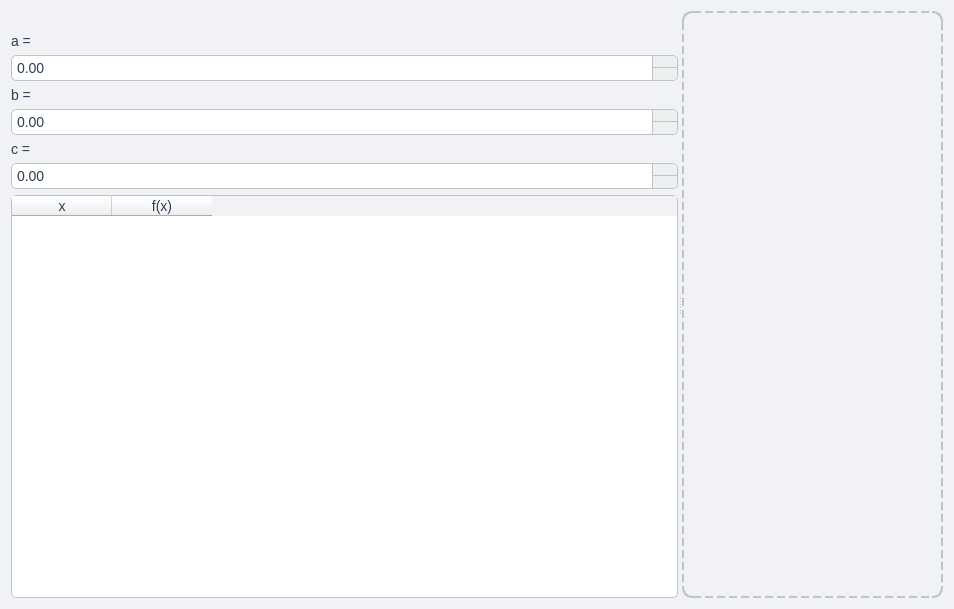
Liquve/graphing-client, file ClientApp/taskform.ui: the form before one commit.
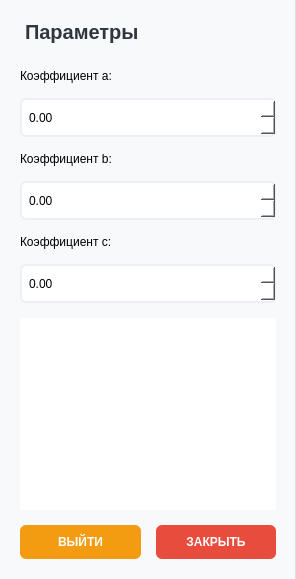
The form after the commit. Icons and pictures are not drawn.

```diff
--- a/ClientApp/taskform.ui
+++ b/ClientApp/taskform.ui
@@ -2,945 +2,139 @@
 <ui version="4.0">
  <class>Taskform</class>
  <widget class="QWidget" name="Taskform">
-  <property name="geometry">
-   <rect>
-    <x>0</x>
-    <y>0</y>
-    <width>954</width>
-    <height>609</height>
-   </rect>
-  </property>
-  <property name="windowTitle">
-   <string>Form</string>
-  </property>
   <property name="styleSheet">
-   <string notr="true">/* 1. Общий фон окна и цвет текста (чтобы буквы не пропадали) */
-QWidget {
-    background-color: #f0f2f5; 
-    color: #2c3e50; 
-    font-family: &quot;Segoe UI&quot;, Arial, sans-serif;
-    font-size: 14px;
-}
-
-/* 2. Красивые поля ввода цифр */
-QDoubleSpinBox {
-    background-color: white;
-    border: 1px solid #bdc3c7;
-    border-radius: 5px;
-    padding: 3px;
-}
-QDoubleSpinBox:hover { border: 1px solid #3498db; }
-
-/* 3. КНОПКИ ВВЕРХ/ВНИЗ НА ПОЛЯХ ВВОДА */
-QDoubleSpinBox::up-button, QDoubleSpinBox::down-button {
-    background-color: #ecf0f1; 
-    border-left: 1px solid #bdc3c7; 
-    width: 24px; 
-}
-QDoubleSpinBox::up-button {
-    border-top-right-radius: 4px;
-    border-bottom: 1px solid #bdc3c7; 
-}
-QDoubleSpinBox::down-button {
-    border-bottom-right-radius: 4px;
-}
-QDoubleSpinBox::up-button:hover, QDoubleSpinBox::down-button:hover {
-    background-color: #d5d8dc;
-}
-
-/* 4. Красивая таблица */
-QTableWidget {
-    background-color: white;
-    border: 1px solid #bdc3c7;
-    border-radius: 5px;
-    gridline-color: #ecf0f1; 
-}
-
-/* 5. Белый холст для графика (с пунктирной рамкой) */
-QWidget#plotWidget {
-    background-color: transparent;
-    border: 2px dashed #bdc3c7; 
-    border-radius: 10px;
-}</string>
+   <string notr="true">
+    QWidget { background-color: white; font-family: 'Segoe UI', sans-serif; }
+    QFrame#sidebar { background-color: #f8f9fa; border-right: 1px solid #dcdde1; min-width: 280px; max-width: 320px; }
+    QLabel#label_title { font-size: 20px; font-weight: bold; color: #2f3640; margin-bottom: 10px; background: transparent; }
+    QDoubleSpinBox { border: 2px solid #edeff2; border-radius: 6px; padding: 5px; background: white; min-height: 25px; }
+    QTableWidget { border: none; gridline-color: #f1f2f6; background: white; }
+    QHeaderView::section { background-color: #4a90e2; color: white; border: none; padding: 5px; font-weight: bold; }
+    QPushButton#btn_logout { background-color: #f39c12; color: white; border-radius: 6px; padding: 10px; font-weight: bold; }
+    QPushButton#btn_exit { background-color: #e74c3c; color: white; border-radius: 6px; padding: 10px; font-weight: bold; }
+    QPushButton:hover { opacity: 0.8; }
+    QLabel { background: transparent; }
+   </string>
   </property>
-  <layout class="QGridLayout" name="gridLayout">
-   <item row="0" column="0">
-    <widget class="QSplitter" name="splitter">
-     <property name="orientation">
-      <enum>Qt::Orientation::Horizontal</enum>
-     </property>
-     <widget class="QWidget" name="">
-      <layout class="QVBoxLayout" name="verticalLayout">
-       <item>
-        <widget class="QLabel" name="label_formula">
-         <property name="text">
-          <string/>
-         </property>
-         <property name="pixmap">
-          <pixmap resource="res.qrc">:/img/2026-04-09 20.01.09.jpg</pixmap>
-         </property>
-         <property name="scaledContents">
-          <bool>true</bool>
-         </property>
-        </widget>
-       </item>
-       <item>
-        <widget class="QLabel" name="label_2">
-         <property name="palette">
-          <palette>
-           <active>
-            <colorrole role="WindowText">
-             <brush brushstyle="SolidPattern">
-              <color alpha="255">
-               <red>44</red>
-               <green>62</green>
-               <blue>80</blue>
-              </color>
-             </brush>
-            </colorrole>
-            <colorrole role="Button">
-             <brush brushstyle="SolidPattern">
-              <color alpha="255">
-               <red>240</red>
-               <green>242</green>
-               <blue>245</blue>
-              </color>
-             </brush>
-            </colorrole>
-            <colorrole role="Text">
-             <brush brushstyle="SolidPattern">
-              <color alpha="255">
-               <red>44</red>
-               <green>62</green>
-               <blue>80</blue>
-              </color>
-             </brush>
-            </colorrole>
-            <colorrole role="ButtonText">
-             <brush brushstyle="SolidPattern">
-              <color alpha="255">
-               <red>44</red>
-               <green>62</green>
-               <blue>80</blue>
-              </color>
-             </brush>
-            </colorrole>
-            <colorrole role="Base">
-             <brush brushstyle="SolidPattern">
-              <color alpha="255">
-               <red>240</red>
-               <green>242</green>
-               <blue>245</blue>
-              </color>
-             </brush>
-            </colorrole>
-            <colorrole role="Window">
-             <brush brushstyle="SolidPattern">
-              <color alpha="255">
-               <red>240</red>
-               <green>242</green>
-               <blue>245</blue>
-              </color>
-             </brush>
-            </colorrole>
-            <colorrole role="PlaceholderText">
-             <brush brushstyle="SolidPattern">
-              <color alpha="128">
-               <red>44</red>
-               <green>62</green>
-               <blue>80</blue>
-              </color>
-             </brush>
-            </colorrole>
-           </active>
-           <inactive>
-            <colorrole role="WindowText">
-             <brush brushstyle="SolidPattern">
-              <color alpha="255">
-               <red>44</red>
-               <green>62</green>
-               <blue>80</blue>
-              </color>
-             </brush>
-            </colorrole>
-            <colorrole role="Button">
-             <brush brushstyle="SolidPattern">
-              <color alpha="255">
-               <red>240</red>
-               <green>242</green>
-               <blue>245</blue>
-              </color>
-             </brush>
-            </colorrole>
-            <colorrole role="Text">
-             <brush brushstyle="SolidPattern">
-              <color alpha="255">
-               <red>44</red>
-               <green>62</green>
-               <blue>80</blue>
-              </color>
-             </brush>
-            </colorrole>
-            <colorrole role="ButtonText">
-             <brush brushstyle="SolidPattern">
-              <color alpha="255">
-               <red>44</red>
-               <green>62</green>
-               <blue>80</blue>
-              </color>
-             </brush>
-            </colorrole>
-            <colorrole role="Base">
-             <brush brushstyle="SolidPattern">
-              <color alpha="255">
-               <red>240</red>
-               <green>242</green>
-               <blue>245</blue>
-              </color>
-             </brush>
-            </colorrole>
-            <colorrole role="Window">
-             <brush brushstyle="SolidPattern">
-              <color alpha="255">
-               <red>240</red>
-               <green>242</green>
-               <blue>245</blue>
-              </color>
-             </brush>
-            </colorrole>
-            <colorrole role="PlaceholderText">
-             <brush brushstyle="SolidPattern">
-              <color alpha="128">
-               <red>44</red>
-               <green>62</green>
-               <blue>80</blue>
-              </color>
-             </brush>
-            </colorrole>
-           </inactive>
-           <disabled>
-            <colorrole role="WindowText">
-             <brush brushstyle="SolidPattern">
-              <color alpha="255">
-               <red>44</red>
-               <green>62</green>
-               <blue>80</blue>
-              </color>
-             </brush>
-            </colorrole>
-            <colorrole role="Button">
-             <brush brushstyle="SolidPattern">
-              <color alpha="255">
-               <red>240</red>
-               <green>242</green>
-               <blue>245</blue>
-              </color>
-             </brush>
-            </colorrole>
-            <colorrole role="Text">
-             <brush brushstyle="SolidPattern">
-              <color alpha="255">
-               <red>44</red>
-               <green>62</green>
-               <blue>80</blue>
-              </color>
-             </brush>
-            </colorrole>
-            <colorrole role="ButtonText">
-             <brush brushstyle="SolidPattern">
-              <color alpha="255">
-               <red>44</red>
-               <green>62</green>
-               <blue>80</blue>
-              </color>
-             </brush>
-            </colorrole>
-            <colorrole role="Base">
-             <brush brushstyle="SolidPattern">
-              <color alpha="255">
-               <red>240</red>
-               <green>242</green>
-               <blue>245</blue>
-              </color>
-             </brush>
-            </colorrole>
-            <colorrole role="Window">
-             <brush brushstyle="SolidPattern">
-              <color alpha="255">
-               <red>240</red>
-               <green>242</green>
-               <blue>245</blue>
-              </color>
-             </brush>
-            </colorrole>
-            <colorrole role="PlaceholderText">
-             <brush brushstyle="SolidPattern">
-              <color alpha="128">
-               <red>44</red>
-               <green>62</green>
-               <blue>80</blue>
-              </color>
-             </brush>
-            </colorrole>
-           </disabled>
-          </palette>
-         </property>
-         <property name="text">
-          <string>a =</string>
-         </property>
-        </widget>
-       </item>
-       <item>
-        <widget class="QDoubleSpinBox" name="spinBox_a">
-         <property name="minimum">
-          <double>-100.000000000000000</double>
-         </property>
-        </widget>
-       </item>
-       <item>
-        <widget class="QLabel" name="label_3">
-         <property name="palette">
-          <palette>
-           <active>
-            <colorrole role="WindowText">
-             <brush brushstyle="SolidPattern">
-              <color alpha="255">
-               <red>44</red>
-               <green>62</green>
-               <blue>80</blue>
-              </color>
-             </brush>
-            </colorrole>
-            <colorrole role="Button">
-             <brush brushstyle="SolidPattern">
-              <color alpha="255">
-               <red>240</red>
-               <green>242</green>
-               <blue>245</blue>
-              </color>
-             </brush>
-            </colorrole>
-            <colorrole role="Text">
-             <brush brushstyle="SolidPattern">
-              <color alpha="255">
-               <red>44</red>
-               <green>62</green>
-               <blue>80</blue>
-              </color>
-             </brush>
-            </colorrole>
-            <colorrole role="ButtonText">
-             <brush brushstyle="SolidPattern">
-              <color alpha="255">
-               <red>44</red>
-               <green>62</green>
-               <blue>80</blue>
-              </color>
-             </brush>
-            </colorrole>
-            <colorrole role="Base">
-             <brush brushstyle="SolidPattern">
-              <color alpha="255">
-               <red>240</red>
-               <green>242</green>
-               <blue>245</blue>
-              </color>
-             </brush>
-            </colorrole>
-            <colorrole role="Window">
-             <brush brushstyle="SolidPattern">
-              <color alpha="255">
-               <red>240</red>
-               <green>242</green>
-               <blue>245</blue>
-              </color>
-             </brush>
-            </colorrole>
-            <colorrole role="PlaceholderText">
-             <brush brushstyle="SolidPattern">
-              <color alpha="128">
-               <red>44</red>
-               <green>62</green>
-               <blue>80</blue>
-              </color>
-             </brush>
-            </colorrole>
-           </active>
-           <inactive>
-            <colorrole role="WindowText">
-             <brush brushstyle="SolidPattern">
-              <color alpha="255">
-               <red>44</red>
-               <green>62</green>
-               <blue>80</blue>
-              </color>
-             </brush>
-            </colorrole>
-            <colorrole role="Button">
-             <brush brushstyle="SolidPattern">
-              <color alpha="255">
-               <red>240</red>
-               <green>242</green>
-               <blue>245</blue>
-              </color>
-             </brush>
-            </colorrole>
-            <colorrole role="Text">
-             <brush brushstyle="SolidPattern">
-              <color alpha="255">
-               <red>44</red>
-               <green>62</green>
-               <blue>80</blue>
-              </color>
-             </brush>
-            </colorrole>
-            <colorrole role="ButtonText">
-             <brush brushstyle="SolidPattern">
-              <color alpha="255">
-               <red>44</red>
-               <green>62</green>
-               <blue>80</blue>
-              </color>
-             </brush>
-            </colorrole>
-            <colorrole role="Base">
-             <brush brushstyle="SolidPattern">
-              <color alpha="255">
-               <red>240</red>
-               <green>242</green>
-               <blue>245</blue>
-              </color>
-             </brush>
-            </colorrole>
-            <colorrole role="Window">
-             <brush brushstyle="SolidPattern">
-              <color alpha="255">
-               <red>240</red>
-               <green>242</green>
-               <blue>245</blue>
-              </color>
-             </brush>
-            </colorrole>
-            <colorrole role="PlaceholderText">
-             <brush brushstyle="SolidPattern">
-              <color alpha="128">
-               <red>44</red>
-               <green>62</green>
-               <blue>80</blue>
-              </color>
-             </brush>
-            </colorrole>
-           </inactive>
-           <disabled>
-            <colorrole role="WindowText">
-             <brush brushstyle="SolidPattern">
-              <color alpha="255">
-               <red>44</red>
-               <green>62</green>
-               <blue>80</blue>
-              </color>
-             </brush>
-            </colorrole>
-            <colorrole role="Button">
-             <brush brushstyle="SolidPattern">
-              <color alpha="255">
-               <red>240</red>
-               <green>242</green>
-               <blue>245</blue>
-              </color>
-             </brush>
-            </colorrole>
-            <colorrole role="Text">
-             <brush brushstyle="SolidPattern">
-              <color alpha="255">
-               <red>44</red>
-               <green>62</green>
-               <blue>80</blue>
-              </color>
-             </brush>
-            </colorrole>
-            <colorrole role="ButtonText">
-             <brush brushstyle="SolidPattern">
-              <color alpha="255">
-               <red>44</red>
-               <green>62</green>
-               <blue>80</blue>
-              </color>
-             </brush>
-            </colorrole>
-            <colorrole role="Base">
-             <brush brushstyle="SolidPattern">
-              <color alpha="255">
-               <red>240</red>
-               <green>242</green>
-               <blue>245</blue>
-              </color>
-             </brush>
-            </colorrole>
-            <colorrole role="Window">
-             <brush brushstyle="SolidPattern">
-              <color alpha="255">
-               <red>240</red>
-               <green>242</green>
-               <blue>245</blue>
-              </color>
-             </brush>
-            </colorrole>
-            <colorrole role="PlaceholderText">
-             <brush brushstyle="SolidPattern">
-              <color alpha="128">
-               <red>44</red>
-               <green>62</green>
-               <blue>80</blue>
-              </color>
-             </brush>
-            </colorrole>
-           </disabled>
-          </palette>
-         </property>
-         <property name="text">
-          <string>b =</string>
-         </property>
-        </widget>
-       </item>
-       <item>
-        <widget class="QDoubleSpinBox" name="spinBox_b">
-         <property name="minimum">
-          <double>-100.000000000000000</double>
-         </property>
-        </widget>
-       </item>
-       <item>
-        <widget class="QLabel" name="label_4">
-         <property name="palette">
-          <palette>
-           <active>
-            <colorrole role="WindowText">
-             <brush brushstyle="SolidPattern">
-              <color alpha="255">
-               <red>44</red>
-               <green>62</green>
-               <blue>80</blue>
-              </color>
-             </brush>
-            </colorrole>
-            <colorrole role="Button">
-             <brush brushstyle="SolidPattern">
-              <color alpha="255">
-               <red>240</red>
-               <green>242</green>
-               <blue>245</blue>
-              </color>
-             </brush>
-            </colorrole>
-            <colorrole role="Text">
-             <brush brushstyle="SolidPattern">
-              <color alpha="255">
-               <red>44</red>
-               <green>62</green>
-               <blue>80</blue>
-              </color>
-             </brush>
-            </colorrole>
-            <colorrole role="ButtonText">
-             <brush brushstyle="SolidPattern">
-              <color alpha="255">
-               <red>44</red>
-               <green>62</green>
-               <blue>80</blue>
-              </color>
-             </brush>
-            </colorrole>
-            <colorrole role="Base">
-             <brush brushstyle="SolidPattern">
-              <color alpha="255">
-               <red>240</red>
-               <green>242</green>
-               <blue>245</blue>
-              </color>
-             </brush>
-            </colorrole>
-            <colorrole role="Window">
-             <brush brushstyle="SolidPattern">
-              <color alpha="255">
-               <red>240</red>
-               <green>242</green>
-               <blue>245</blue>
-              </color>
-             </brush>
-            </colorrole>
-            <colorrole role="PlaceholderText">
-             <brush brushstyle="SolidPattern">
-              <color alpha="128">
-               <red>44</red>
-               <green>62</green>
-               <blue>80</blue>
-              </color>
-             </brush>
-            </colorrole>
-           </active>
-           <inactive>
-            <colorrole role="WindowText">
-             <brush brushstyle="SolidPattern">
-              <color alpha="255">
-               <red>44</red>
-               <green>62</green>
-               <blue>80</blue>
-              </color>
-             </brush>
-            </colorrole>
-            <colorrole role="Button">
-             <brush brushstyle="SolidPattern">
-              <color alpha="255">
-               <red>240</red>
-               <green>242</green>
-               <blue>245</blue>
-              </color>
-             </brush>
-            </colorrole>
-            <colorrole role="Text">
-             <brush brushstyle="SolidPattern">
-              <color alpha="255">
-               <red>44</red>
-               <green>62</green>
-               <blue>80</blue>
-              </color>
-             </brush>
-            </colorrole>
-            <colorrole role="ButtonText">
-             <brush brushstyle="SolidPattern">
-              <color alpha="255">
-               <red>44</red>
-               <green>62</green>
-               <blue>80</blue>
-              </color>
-             </brush>
-            </colorrole>
-            <colorrole role="Base">
-             <brush brushstyle="SolidPattern">
-              <color alpha="255">
-               <red>240</red>
-               <green>242</green>
-               <blue>245</blue>
-              </color>
-             </brush>
-            </colorrole>
-            <colorrole role="Window">
-             <brush brushstyle="SolidPattern">
-              <color alpha="255">
-               <red>240</red>
-               <green>242</green>
-               <blue>245</blue>
-              </color>
-             </brush>
-            </colorrole>
-            <colorrole role="PlaceholderText">
-             <brush brushstyle="SolidPattern">
-              <color alpha="128">
-               <red>44</red>
-               <green>62</green>
-               <blue>80</blue>
-              </color>
-             </brush>
-            </colorrole>
-           </inactive>
-           <disabled>
-            <colorrole role="WindowText">
-             <brush brushstyle="SolidPattern">
-              <color alpha="255">
-               <red>44</red>
-               <green>62</green>
-               <blue>80</blue>
-              </color>
-             </brush>
-            </colorrole>
-            <colorrole role="Button">
-             <brush brushstyle="SolidPattern">
-              <color alpha="255">
-               <red>240</red>
-               <green>242</green>
-               <blue>245</blue>
-              </color>
-             </brush>
-            </colorrole>
-            <colorrole role="Text">
-             <brush brushstyle="SolidPattern">
-              <color alpha="255">
-               <red>44</red>
-               <green>62</green>
-               <blue>80</blue>
-              </color>
-             </brush>
-            </colorrole>
-            <colorrole role="ButtonText">
-             <brush brushstyle="SolidPattern">
-              <color alpha="255">
-               <red>44</red>
-               <green>62</green>
-               <blue>80</blue>
-              </color>
-             </brush>
-            </colorrole>
-            <colorrole role="Base">
-             <brush brushstyle="SolidPattern">
-              <color alpha="255">
-               <red>240</red>
-               <green>242</green>
-               <blue>245</blue>
-              </color>
-             </brush>
-            </colorrole>
-            <colorrole role="Window">
-             <brush brushstyle="SolidPattern">
-              <color alpha="255">
-               <red>240</red>
-               <green>242</green>
-               <blue>245</blue>
-              </color>
-             </brush>
-            </colorrole>
-            <colorrole role="PlaceholderText">
-             <brush brushstyle="SolidPattern">
-              <color alpha="128">
-               <red>44</red>
-               <green>62</green>
-               <blue>80</blue>
-              </color>
-             </brush>
-            </colorrole>
-           </disabled>
-          </palette>
-         </property>
-         <property name="text">
-          <string>c =</string>
-         </property>
-        </widget>
-       </item>
-       <item>
-        <widget class="QDoubleSpinBox" name="spinBox_c">
-         <property name="minimum">
-          <double>-100.000000000000000</double>
-         </property>
-        </widget>
-       </item>
-       <item>
-        <widget class="QTableWidget" name="tableWidget">
-         <property name="palette">
-          <palette>
-           <active>
-            <colorrole role="WindowText">
-             <brush brushstyle="SolidPattern">
-              <color alpha="255">
-               <red>44</red>
-               <green>62</green>
-               <blue>80</blue>
-              </color>
-             </brush>
-            </colorrole>
-            <colorrole role="Button">
-             <brush brushstyle="SolidPattern">
-              <color alpha="255">
-               <red>255</red>
-               <green>255</green>
-               <blue>255</blue>
-              </color>
-             </brush>
-            </colorrole>
-            <colorrole role="Text">
-             <brush brushstyle="SolidPattern">
-              <color alpha="255">
-               <red>44</red>
-               <green>62</green>
-               <blue>80</blue>
-              </color>
-             </brush>
-            </colorrole>
-            <colorrole role="ButtonText">
-             <brush brushstyle="SolidPattern">
-              <color alpha="255">
-               <red>44</red>
-               <green>62</green>
-               <blue>80</blue>
-              </color>
-             </brush>
-            </colorrole>
-            <colorrole role="Base">
-             <brush brushstyle="SolidPattern">
-              <color alpha="255">
-               <red>255</red>
-               <green>255</green>
-               <blue>255</blue>
-              </color>
-             </brush>
-            </colorrole>
-            <colorrole role="Window">
-             <brush brushstyle="SolidPattern">
-              <color alpha="255">
-               <red>255</red>
-               <green>255</green>
-               <blue>255</blue>
-              </color>
-             </brush>
-            </colorrole>
-            <colorrole role="PlaceholderText">
-             <brush brushstyle="SolidPattern">
-              <color alpha="128">
-               <red>44</red>
-               <green>62</green>
-               <blue>80</blue>
-              </color>
-             </brush>
-            </colorrole>
-           </active>
-           <inactive>
-            <colorrole role="WindowText">
-             <brush brushstyle="SolidPattern">
-              <color alpha="255">
-               <red>44</red>
-               <green>62</green>
-               <blue>80</blue>
-              </color>
-             </brush>
-            </colorrole>
-            <colorrole role="Button">
-             <brush brushstyle="SolidPattern">
-              <color alpha="255">
-               <red>255</red>
-               <green>255</green>
-               <blue>255</blue>
-              </color>
-             </brush>
-            </colorrole>
-            <colorrole role="Text">
-             <brush brushstyle="SolidPattern">
-              <color alpha="255">
-               <red>44</red>
-               <green>62</green>
-               <blue>80</blue>
-              </color>
-             </brush>
-            </colorrole>
-            <colorrole role="ButtonText">
-             <brush brushstyle="SolidPattern">
-              <color alpha="255">
-               <red>44</red>
-               <green>62</green>
-               <blue>80</blue>
-              </color>
-             </brush>
-            </colorrole>
-            <colorrole role="Base">
-             <brush brushstyle="SolidPattern">
-              <color alpha="255">
-               <red>255</red>
-               <green>255</green>
-               <blue>255</blue>
-              </color>
-             </brush>
-            </colorrole>
-            <colorrole role="Window">
-             <brush brushstyle="SolidPattern">
-              <color alpha="255">
-               <red>255</red>
-               <green>255</green>
-               <blue>255</blue>
-              </color>
-             </brush>
-            </colorrole>
-            <colorrole role="PlaceholderText">
-             <brush brushstyle="SolidPattern">
-              <color alpha="128">
-               <red>44</red>
-               <green>62</green>
-               <blue>80</blue>
-              </color>
-             </brush>
-            </colorrole>
-           </inactive>
-           <disabled>
-            <colorrole role="WindowText">
-             <brush brushstyle="SolidPattern">
-              <color alpha="255">
-               <red>44</red>
-               <green>62</green>
-               <blue>80</blue>
-              </color>
-             </brush>
-            </colorrole>
-            <colorrole role="Button">
-             <brush brushstyle="SolidPattern">
-              <color alpha="255">
-               <red>255</red>
-               <green>255</green>
-               <blue>255</blue>
-              </color>
-             </brush>
-            </colorrole>
-            <colorrole role="Text">
-             <brush brushstyle="SolidPattern">
-              <color alpha="255">
-               <red>44</red>
-               <green>62</green>
-               <blue>80</blue>
-              </color>
-             </brush>
-            </colorrole>
-            <colorrole role="ButtonText">
-             <brush brushstyle="SolidPattern">
-              <color alpha="255">
-               <red>44</red>
-               <green>62</green>
-               <blue>80</blue>
-              </color>
-             </brush>
-            </colorrole>
-            <colorrole role="Base">
-             <brush brushstyle="SolidPattern">
-              <color alpha="255">
-               <red>255</red>
-               <green>255</green>
-               <blue>255</blue>
-              </color>
-             </brush>
-            </colorrole>
-            <colorrole role="Window">
-             <brush brushstyle="SolidPattern">
-              <color alpha="255">
-               <red>255</red>
-               <green>255</green>
-               <blue>255</blue>
-              </color>
-             </brush>
-            </colorrole>
-            <colorrole role="PlaceholderText">
-             <brush brushstyle="SolidPattern">
-              <color alpha="128">
-               <red>44</red>
-               <green>62</green>
-               <blue>80</blue>
-              </color>
-             </brush>
-            </colorrole>
-           </disabled>
-          </palette>
-         </property>
-         <column>
+  <layout class="QHBoxLayout" name="mainLayout">
+   <property name="spacing">
+    <number>0</number>
+   </property>
+   <property name="leftMargin">
+    <number>0</number>
+   </property>
+   <property name="topMargin">
+    <number>0</number>
+   </property>
+   <property name="rightMargin">
+    <number>0</number>
+   </property>
+   <property name="bottomMargin">
+    <number>0</number>
+   </property>
+   <item>
+    <widget class="QFrame" name="sidebar">
+     <layout class="QVBoxLayout" name="sideVBox">
+      <property name="spacing">
+       <number>15</number>
+      </property>
+      <property name="leftMargin">
+       <number>20</number>
+      </property>
+      <property name="topMargin">
+       <number>20</number>
+      </property>
+      <property name="rightMargin">
+       <number>20</number>
+      </property>
+      <property name="bottomMargin">
+       <number>20</number>
+      </property>
+      <item>
+       <widget class="QLabel" name="label_title">
+        <property name="text">
+         <string>Параметры</string>
+        </property>
+       </widget>
+      </item>
+      <item>
+       <widget class="QLabel" name="la">
+        <property name="text">
+         <string>Коэффициент a:</string>
+        </property>
+       </widget>
+      </item>
+      <item>
+       <widget class="QDoubleSpinBox" name="spinBox_a">
+        <property name="minimum">
+         <double>-100.0</double>
+        </property>
+        <property name="maximum">
+         <double>100.0</double>
+        </property>
+       </widget>
+      </item>
+      <item>
+       <widget class="QLabel" name="lb">
+        <property name="text">
+         <string>Коэффициент b:</string>
+        </property>
+       </widget>
+      </item>
+      <item>
+       <widget class="QDoubleSpinBox" name="spinBox_b">
+        <property name="minimum">
+         <double>-100.0</double>
+        </property>
+        <property name="maximum">
+         <double>100.0</double>
+        </property>
+       </widget>
+      </item>
+      <item>
+       <widget class="QLabel" name="lc">
+        <property name="text">
+         <string>Коэффициент c:</string>
+        </property>
+       </widget>
+      </item>
+      <item>
+       <widget class="QDoubleSpinBox" name="spinBox_c">
+        <property name="minimum">
+         <double>-100.0</double>
+        </property>
+        <property name="maximum">
+         <double>100.0</double>
+        </property>
+       </widget>
+      </item>
+      <item>
+       <widget class="QTableWidget" name="tableWidget"/>
+      </item>
+      <item>
+       <layout class="QHBoxLayout" name="buttonBox">
+        <item>
+         <widget class="QPushButton" name="btn_logout">
           <property name="text">
-           <string>x</string>
+           <string>ВЫЙТИ</string>
           </property>
-         </column>
-         <column>
+         </widget>
+        </item>
+        <item>
+         <widget class="QPushButton" name="btn_exit">
           <property name="text">
-           <string>f(x)</string>
+           <string>ЗАКРЫТЬ</string>
           </property>
-         </column>
-        </widget>
-       </item>
-      </layout>
-     </widget>
-     <widget class="QWidget" name="plotWidget" native="true"/>
+         </widget>
+        </item>
+       </layout>
+      </item>
+     </layout>
     </widget>
    </item>
+   <item>
+    <widget class="QWidget" name="plotWidget" native="true"/>
+   </item>
   </layout>
  </widget>
  <resources>
```
Left out of the diff: 4 changed lines with no effect on the pictures.
